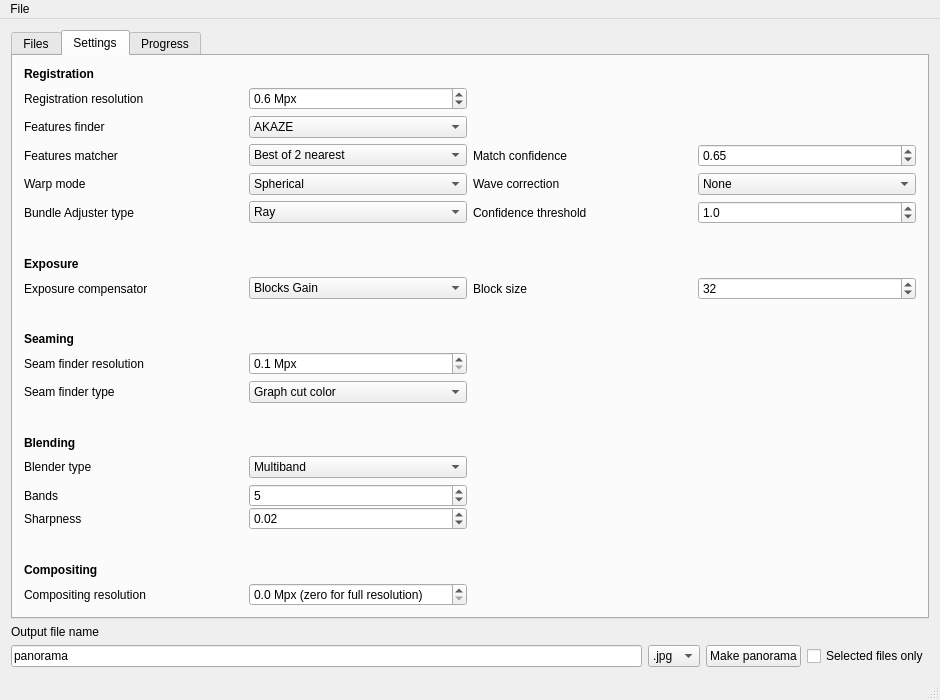
Above: src/mainwindow.ui from qchateau/AutoPanorama before the change. Below: the same form after it.
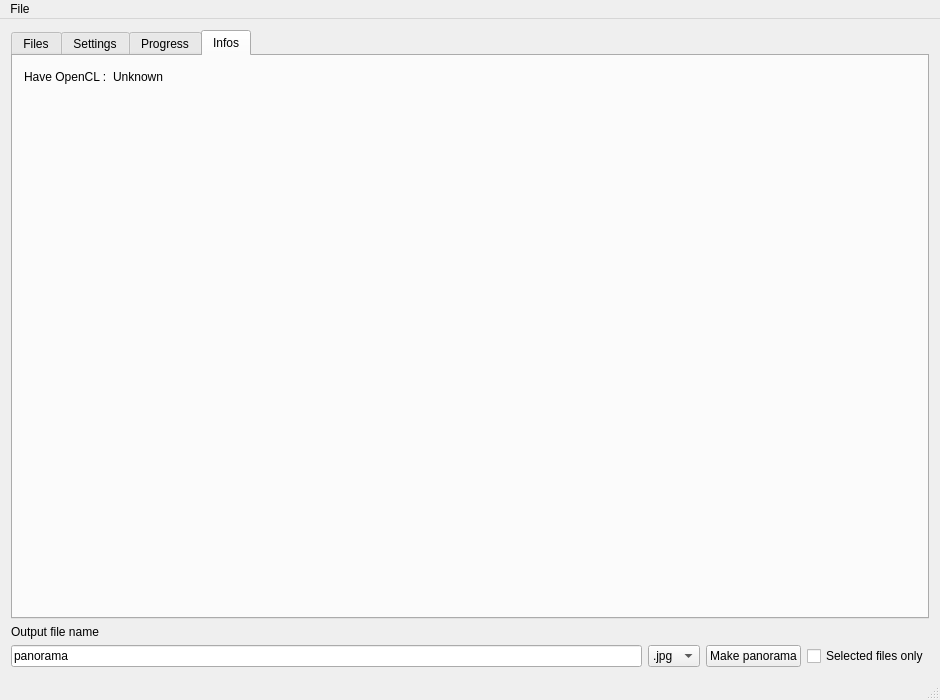
That is the form after the change. The open tabs and pages were chosen to show the change. Custom widgets are drawn as their Qt base class.

```diff
--- a/src/mainwindow.ui
+++ b/src/mainwindow.ui
@@ -14,8 +14,8 @@
    <string>AutoPanorama</string>
   </property>
   <widget class="QWidget" name="centralWidget">
-   <layout class="QGridLayout" name="gridLayout">
-    <item row="0" column="0">
+   <layout class="QVBoxLayout" name="verticalLayout_6">
+    <item>
      <widget class="QTabWidget" name="mainWidget">
       <property name="currentIndex">
        <number>0</number>
@@ -82,7 +82,7 @@
         </item>
        </layout>
       </widget>
-      <widget class="QWidget" name="tab">
+      <widget class="QWidget" name="tabSettings">
        <attribute name="title">
         <string>Settings</string>
        </attribute>
@@ -640,7 +640,7 @@
          <enum>QLayout::SetDefaultConstraint</enum>
         </property>
         <item>
-         <widget class="QScrollArea" name="scrollArea">
+         <widget class="QScrollArea" name="progressScrollArea">
           <property name="sizeAdjustPolicy">
            <enum>QAbstractScrollArea::AdjustToContents</enum>
           </property>
@@ -650,7 +650,7 @@
           <property name="alignment">
            <set>Qt::AlignLeading|Qt::AlignLeft|Qt::AlignTop</set>
           </property>
-          <widget class="QWidget" name="scrollAreaWidgetContents">
+          <widget class="QWidget" name="progressScrollAreaWidgetContents">
            <property name="geometry">
             <rect>
              <x>0</x>
@@ -712,9 +712,63 @@
         </item>
        </layout>
       </widget>
+      <widget class="QWidget" name="tab">
+       <attribute name="title">
+        <string>Infos</string>
+       </attribute>
+       <layout class="QGridLayout" name="gridLayout">
+        <item row="0" column="3">
+         <spacer name="horizontalSpacer">
+          <property name="orientation">
+           <enum>Qt::Horizontal</enum>
+          </property>
+          <property name="sizeHint" stdset="0">
+           <size>
+            <width>40</width>
+            <height>20</height>
+           </size>
+          </property>
+         </spacer>
+        </item>
+        <item row="0" column="2">
+         <widget class="QLabel" name="haveopencl_value">
+          <property name="text">
+           <string>Unknown</string>
+          </property>
+         </widget>
+        </item>
+        <item row="2" column="0">
+         <spacer name="verticalSpacer_2">
+          <property name="orientation">
+           <enum>Qt::Vertical</enum>
+          </property>
+          <property name="sizeHint" stdset="0">
+           <size>
+            <width>20</width>
+            <height>40</height>
+           </size>
+          </property>
+         </spacer>
+        </item>
+        <item row="0" column="0">
+         <widget class="QLabel" name="haveopencl_label">
+          <property name="text">
+           <string>Have OpenCL :</string>
+          </property>
+         </widget>
+        </item>
+       </layout>
+      </widget>
      </widget>
     </item>
-    <item row="2" column="0">
+    <item>
+     <widget class="QLabel" name="output_label">
+      <property name="text">
+       <string>Output file name</string>
+      </property>
+     </widget>
+    </item>
+    <item>
      <layout class="QHBoxLayout" name="layoutOutput">
       <item>
        <widget class="QLineEdit" name="output_filename_lineedit">
@@ -756,13 +810,6 @@
       </item>
      </layout>
     </item>
-    <item row="1" column="0">
-     <widget class="QLabel" name="output_label">
-      <property name="text">
-       <string>Output file name</string>
-      </property>
-     </widget>
-    </item>
    </layout>
   </widget>
   <widget class="QMenuBar" name="menuBar">
```
